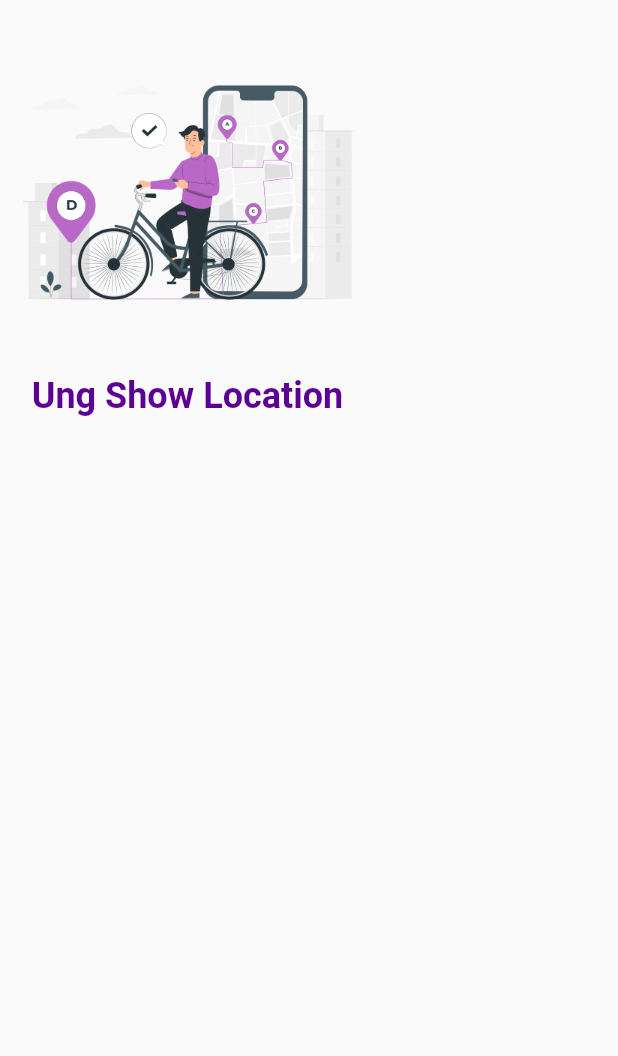
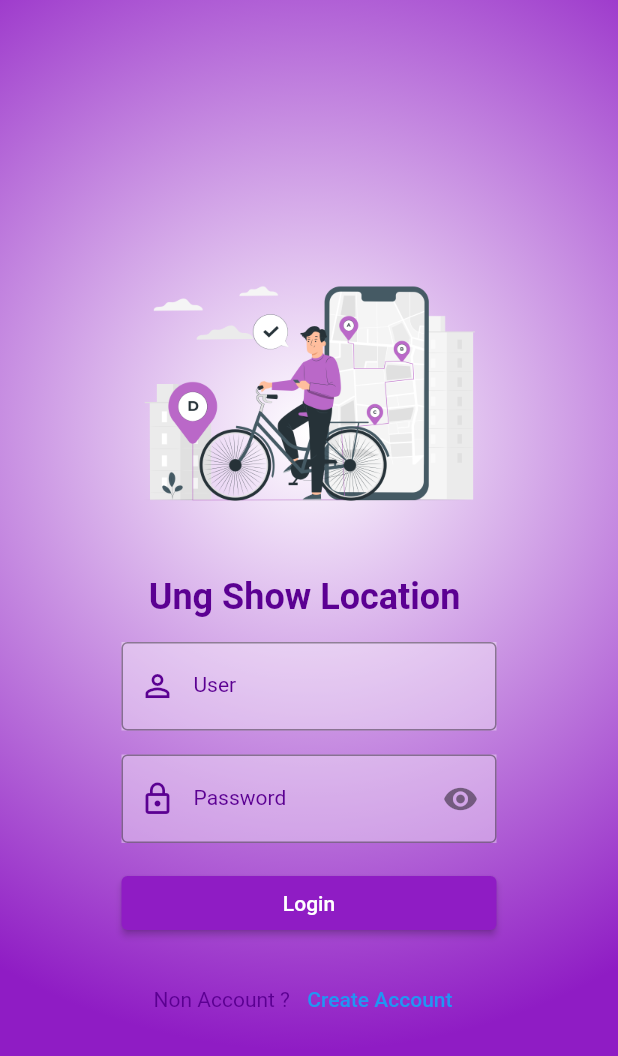
Before and after one commit to masterUNG/UngShowLocation_31May, a Flutter app: the screen it shows after launch, on a phone screen of 412 x 824 dp. Shown: the top 1056 px of the screen. Run offline on Flutter 3.47's test engine with Material 2 defaults, Android fonts, the phone set to English and light mode, and no system bars.

Commit message:
update 14.40

```diff
--- a/lib/states/authen.dart
+++ b/lib/states/authen.dart
@@ -1,4 +1,5 @@
 import 'package:flutter/material.dart';
+import 'package:ungshowlocation/utility/my_style.dart';
 import 'package:ungshowlocation/widgets/show_image.dart';
 import 'package:ungshowlocation/widgets/show_title.dart';
 
@@ -8,15 +9,120 @@ class Authen extends StatefulWidget {
 }
 
 class _AuthenState extends State<Authen> {
+  bool redEye = true;
+
   @override
   Widget build(BuildContext context) {
     return Scaffold(
-      body: Column(
-        children: [
-          buildImage(),
-          ShowTitle(title: 'Ung Show Location'),
-        ],
+      body: GestureDetector(
+        behavior: HitTestBehavior.opaque,
+        onTap: () => FocusScope.of(context).requestFocus(
+          FocusNode(),
+        ),
+        child: Container(
+          decoration: BoxDecoration(
+            gradient: RadialGradient(
+              colors: [Colors.white, MyStyle.primary],
+              radius: 1.0,
+              center: Alignment(0, -0.3),
+            ),
+          ),
+          child: Center(
+            child: SingleChildScrollView(
+              child: Column(
+                children: [
+                  buildImage(),
+                  buildTitle(),
+                  buildUser(),
+                  buildPassword(),
+                  buildLogin(),
+                  buildCreateAccount(context),
+                ],
+              ),
+            ),
+          ),
+        ),
       ),
+    );
+  }
+
+  Row buildCreateAccount(BuildContext context) {
+    return Row(
+      mainAxisAlignment: MainAxisAlignment.center,
+      children: [
+        ShowTitle(
+          title: 'Non Account ?',
+          textStyle: MyStyle().h3Style(),
+        ),
+        TextButton(
+            onPressed: () => Navigator.pushNamed(context, '/createAccount'),
+            child: Text(' Create Account'))
+      ],
+    );
+  }
+
+  Container buildLogin() {
+    return Container(
+      margin: EdgeInsets.symmetric(vertical: 16),
+      width: 250,
+      child: ElevatedButton(
+        style: ElevatedButton.styleFrom(primary: MyStyle.primary),
+        onPressed: () {},
+        child: Text('Login'),
+      ),
+    );
+  }
+
+  Container buildUser() {
+    return Container(
+      decoration: BoxDecoration(color: Colors.white38),
+      margin: EdgeInsets.only(top: 16),
+      width: 250,
+      child: TextFormField(
+        decoration: InputDecoration(
+          prefixIcon: Icon(
+            Icons.person_outline,
+            color: MyStyle.dart,
+          ),
+          labelStyle: MyStyle().h3Style(),
+          labelText: 'User',
+          border: OutlineInputBorder(),
+        ),
+      ),
+    );
+  }
+
+  Container buildPassword() {
+    return Container(decoration: BoxDecoration(color: Colors.white38),
+      margin: EdgeInsets.only(top: 16),
+      width: 250,
+      child: TextFormField(
+        obscureText: redEye,
+        decoration: InputDecoration(
+          suffixIcon: IconButton(
+            onPressed: () {
+              setState(() {
+                redEye = !redEye;
+              });
+            },
+            icon: Icon(Icons.remove_red_eye),
+          ),
+          prefixIcon: Icon(
+            Icons.lock_outline,
+            color: MyStyle.dart,
+          ),
+          labelStyle: MyStyle().h3Style(),
+          labelText: 'Password',
+          border: OutlineInputBorder(),
+        ),
+      ),
+    );
+  }
+
+  ShowTitle buildTitle() {
+    return ShowTitle(
+      title: 'Ung Show Location ',
+      textStyle: MyStyle().h1Style(),
     );
   }
 
--- a/lib/utility/my_style.dart
+++ b/lib/utility/my_style.dart
@@ -1,15 +1,25 @@
 import 'package:flutter/material.dart';
 
 class MyStyle {
-  Color dart = Color(0xff5b0092);
-  Color primary = Color(0xff8f1cc4);
-  Color light = Color(0xffc455f8);
-
-  // Test
+  static Color dart = Color(0xff5b0092);
+  static Color primary = Color(0xff8f1cc4);
+  static Color light = Color(0xffc455f8);
 
   TextStyle h1Style() => TextStyle(
         fontSize: 24,
         fontWeight: FontWeight.bold,
         color: dart,
       );
+
+  TextStyle h2Style() => TextStyle(
+        fontSize: 16,
+        fontWeight: FontWeight.w500,
+        color: dart,
+      );
+
+  TextStyle h3Style() => TextStyle(
+        fontSize: 14,
+        fontWeight: FontWeight.normal,
+        color: dart,
+      );
 }
--- a/lib/widgets/show_title.dart
+++ b/lib/widgets/show_title.dart
@@ -3,11 +3,15 @@ import 'package:ungshowlocation/utility/my_style.dart';
 
 class ShowTitle extends StatelessWidget {
   String? title;
+  TextStyle textStyle;
 
-  ShowTitle({required this.title});
+  ShowTitle({required this.title, required this.textStyle});
 
   @override
   Widget build(BuildContext context) {
-    return Text(title!, style: MyStyle().h1Style(),);
+    return Text(
+      title!,
+      style: textStyle,
+    );
   }
 }
```
